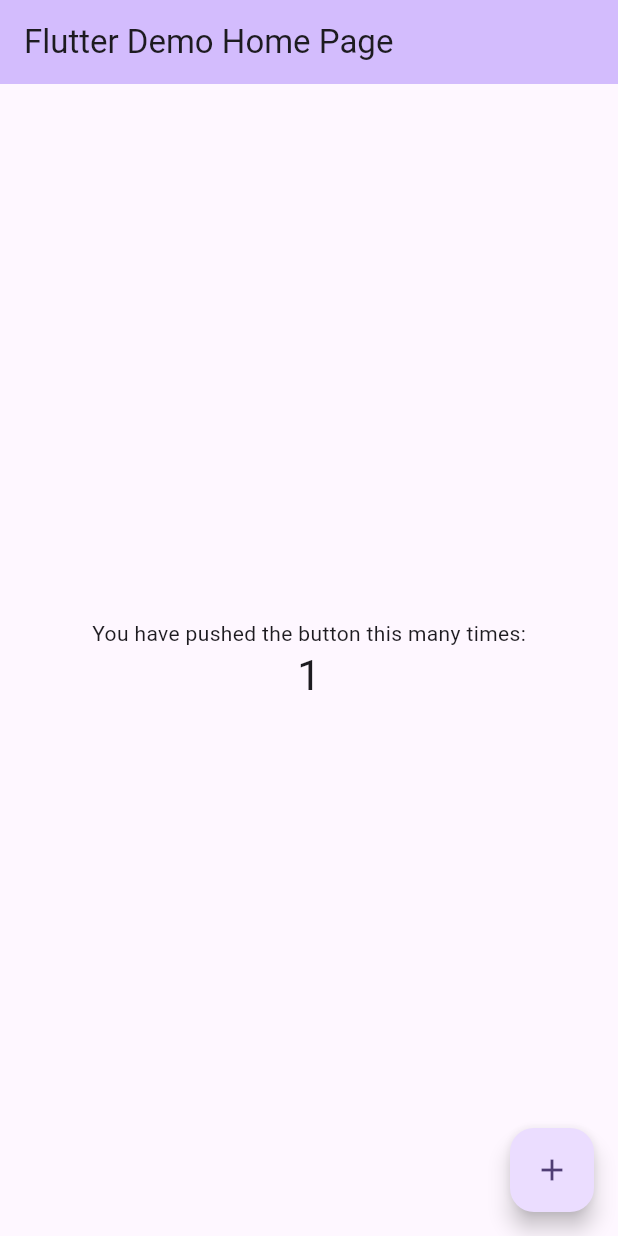
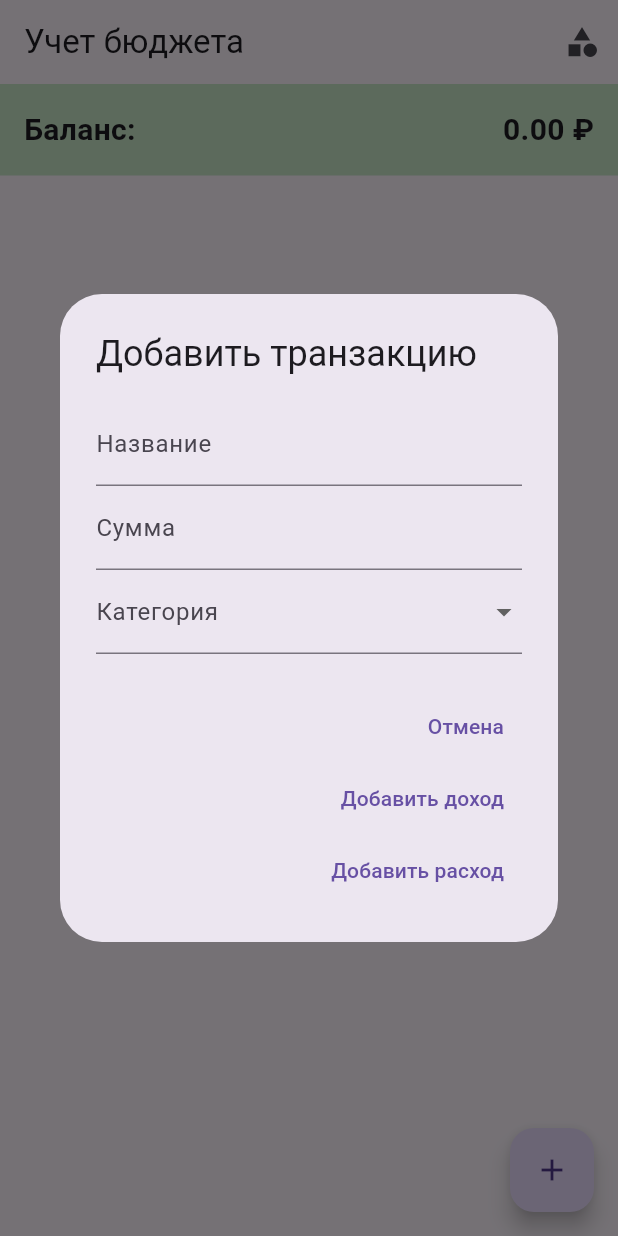
Before and after one commit to tai8nai/stud_budget, a Flutter app: the screen it shows after launch, after a tap on the "add" icon, on a phone screen of 412 x 824 dp. Run offline on Flutter 3.47's test engine with Material 3 defaults, Android fonts, the phone set to English and light mode, and no system bars.

Commit message:
add category

```diff
--- a/lib/main.dart
+++ b/lib/main.dart
@@ -1,125 +1,289 @@
 import 'package:flutter/material.dart';
 
 void main() {
-  runApp(const MyApp());
+  runApp(const BudgetApp());
 }
 
-class MyApp extends StatelessWidget {
-  const MyApp({super.key});
+class BudgetApp extends StatelessWidget {
+  const BudgetApp({super.key});
 
-  // This widget is the root of your application.
   @override
   Widget build(BuildContext context) {
     return MaterialApp(
-      title: 'Flutter Demo',
+      debugShowCheckedModeBanner: false,
+      title: 'Учет бюджета',
       theme: ThemeData(
-        // This is the theme of your application.
-        //
-        // TRY THIS: Try running your application with "flutter run". You'll see
-        // the application has a purple toolbar. Then, without quitting the app,
-        // try changing the seedColor in the colorScheme below to Colors.green
-        // and then invoke "hot reload" (save your changes or press the "hot
-        // reload" button in a Flutter-supported IDE, or press "r" if you used
-        // the command line to start the app).
-        //
-        // Notice that the counter didn't reset back to zero; the application
-        // state is not lost during the reload. To reset the state, use hot
-        // restart instead.
-        //
-        // This works for code too, not just values: Most code changes can be
-        // tested with just a hot reload.
-        colorScheme: ColorScheme.fromSeed(seedColor: Colors.deepPurple),
-        useMaterial3: true,
+        primarySwatch: Colors.green,
       ),
-      home: const MyHomePage(title: 'Flutter Demo Home Page'),
+      home: const BudgetHomePage(),
     );
   }
 }
 
-class MyHomePage extends StatefulWidget {
-  const MyHomePage({super.key, required this.title});
-
-  // This widget is the home page of your application. It is stateful, meaning
-  // that it has a State object (defined below) that contains fields that affect
-  // how it looks.
-
-  // This class is the configuration for the state. It holds the values (in this
-  // case the title) provided by the parent (in this case the App widget) and
-  // used by the build method of the State. Fields in a Widget subclass are
-  // always marked "final".
-
-  final String title;
+class BudgetHomePage extends StatefulWidget {
+  const BudgetHomePage({super.key});
 
   @override
-  State<MyHomePage> createState() => _MyHomePageState();
+  // ignore: library_private_types_in_public_api
+  _BudgetHomePageState createState() => _BudgetHomePageState();
 }
 
-class _MyHomePageState extends State<MyHomePage> {
-  int _counter = 0;
+class _BudgetHomePageState extends State<BudgetHomePage> {
+  final List<Map<String, dynamic>> _transactions = [];
+  final List<String> _categories = ['Продукты', 'Транспорт', 'Развлечения'];
+  double _balance = 0.0;
 
-  void _incrementCounter() {
+  final TextEditingController _titleController = TextEditingController();
+  final TextEditingController _amountController = TextEditingController();
+  String? _selectedCategory;
+
+  final TextEditingController _categoryController = TextEditingController();
+
+  void _addTransaction(String title, double amount, bool isIncome, String? category) {
     setState(() {
-      // This call to setState tells the Flutter framework that something has
-      // changed in this State, which causes it to rerun the build method below
-      // so that the display can reflect the updated values. If we changed
-      // _counter without calling setState(), then the build method would not be
-      // called again, and so nothing would appear to happen.
-      _counter++;
+      _transactions.add({
+        'title': title,
+        'amount': amount,
+        'isIncome': isIncome,
+        'category': category ?? 'Без категории',
+      });
+
+      // Обновляем баланс
+      if (isIncome) {
+        _balance += amount;
+      } else {
+        _balance -= amount;
+      }
     });
+  }
+
+  void _deleteTransaction(int index) {
+    setState(() {
+      final transaction = _transactions[index];
+      if (transaction['isIncome']) {
+        _balance -= transaction['amount'];
+      } else {
+        _balance += transaction['amount'];
+      }
+      _transactions.removeAt(index);
+    });
+  }
+
+  void _showAddTransactionDialog() {
+    showDialog(
+      context: context,
+      builder: (ctx) => AlertDialog(
+        title: const Text('Добавить транзакцию'),
+        content: Column(
+          mainAxisSize: MainAxisSize.min,
+          children: [
+            TextField(
+              controller: _titleController,
+              decoration: const InputDecoration(labelText: 'Название'),
+            ),
+            TextField(
+              controller: _amountController,
+              decoration: const InputDecoration(labelText: 'Сумма'),
+              keyboardType: TextInputType.number,
+            ),
+            DropdownButtonFormField<String>(
+              value: _selectedCategory,
+              items: _categories.map((category) {
+                return DropdownMenuItem(
+                  value: category,
+                  child: Text(category),
+                );
+              }).toList(),
+              onChanged: (value) {
+                setState(() {
+                  _selectedCategory = value;
+                });
+              },
+              decoration: const InputDecoration(labelText: 'Категория'),
+            ),
+          ],
+        ),
+        actions: [
+          TextButton(
+            onPressed: () {
+              Navigator.of(ctx).pop();
+            },
+            child: const Text('Отмена'),
+          ),
+          TextButton(
+            onPressed: () {
+              final title = _titleController.text;
+              final amount = double.tryParse(_amountController.text) ?? 0.0;
+
+              if (title.isNotEmpty && amount > 0) {
+                _addTransaction(title, amount, true, _selectedCategory); // Доход
+                Navigator.of(ctx).pop();
+                _titleController.clear();
+                _amountController.clear();
+                                setState(() {
+                  _selectedCategory = null;
+                });
+              }
+            },
+            child: const Text('Добавить доход'),
+          ),
+          TextButton(
+            onPressed: () {
+              final title = _titleController.text;
+              final amount = double.tryParse(_amountController.text) ?? 0.0;
+
+              if (title.isNotEmpty && amount > 0) {
+                _addTransaction(title, amount, false, _selectedCategory); // Расход
+                Navigator.of(ctx).pop();
+                _titleController.clear();
+                _amountController.clear();
+                setState(() {
+                  _selectedCategory = null;
+                });
+              }
+            },
+            child: const Text('Добавить расход'),
+          ),
+        ],
+      ),
+    );
+  }
+
+  void _showManageCategoriesDialog() {
+    showDialog(
+      context: context,
+      builder: (ctx) => AlertDialog(
+        title: const Text('Управление категориями'),
+        content: Column(
+          mainAxisSize: MainAxisSize.min,
+          children: [
+            TextField(
+              controller: _categoryController,
+              decoration: const InputDecoration(labelText: 'Новая категория'),
+            ),
+            const SizedBox(height: 10),
+            Expanded(
+              child: ListView.builder(
+                shrinkWrap: true,
+                itemCount: _categories.length,
+                itemBuilder: (ctx, index) => ListTile(
+                  title: Text(_categories[index]),
+                  trailing: IconButton(
+                    icon: const Icon(Icons.delete, color: Colors.red),
+                    onPressed: () {
+                      setState(() {
+                        _categories.removeAt(index);
+                      });
+                    },
+                  ),
+                ),
+              ),
+            ),
+          ],
+        ),
+        actions: [
+          TextButton(
+            onPressed: () {
+              Navigator.of(ctx).pop();
+            },
+            child: const Text('Закрыть'),
+          ),
+          TextButton(
+            onPressed: () {
+              final newCategory = _categoryController.text.trim();
+              if (newCategory.isNotEmpty && !_categories.contains(newCategory)) {
+                setState(() {
+                  _categories.add(newCategory);
+                });
+                _categoryController.clear();
+              }
+            },
+            child: const Text('Добавить'),
+          ),
+        ],
+      ),
+    );
   }
 
   @override
   Widget build(BuildContext context) {
-    // This method is rerun every time setState is called, for instance as done
-    // by the _incrementCounter method above.
-    //
-    // The Flutter framework has been optimized to make rerunning build methods
-    // fast, so that you can just rebuild anything that needs updating rather
-    // than having to individually change instances of widgets.
     return Scaffold(
       appBar: AppBar(
-        // TRY THIS: Try changing the color here to a specific color (to
-        // Colors.amber, perhaps?) and trigger a hot reload to see the AppBar
-        // change color while the other colors stay the same.
-        backgroundColor: Theme.of(context).colorScheme.inversePrimary,
-        // Here we take the value from the MyHomePage object that was created by
-        // the App.build method, and use it to set our appbar title.
-        title: Text(widget.title),
+        title: const Text('Учет бюджета'),
+        actions: [
+          IconButton(
+            icon: const Icon(Icons.category),
+            onPressed: _showManageCategoriesDialog,
+          ),
+        ],
       ),
-      body: Center(
-        // Center is a layout widget. It takes a single child and positions it
-        // in the middle of the parent.
-        child: Column(
-          // Column is also a layout widget. It takes a list of children and
-          // arranges them vertically. By default, it sizes itself to fit its
-          // children horizontally, and tries to be as tall as its parent.
-          //
-          // Column has various properties to control how it sizes itself and
-          // how it positions its children. Here we use mainAxisAlignment to
-          // center the children vertically; the main axis here is the vertical
-          // axis because Columns are vertical (the cross axis would be
-          // horizontal).
-          //
-          // TRY THIS: Invoke "debug painting" (choose the "Toggle Debug Paint"
-          // action in the IDE, or press "p" in the console), to see the
-          // wireframe for each widget.
-          mainAxisAlignment: MainAxisAlignment.center,
-          children: <Widget>[
-            const Text(
-              'You have pushed the button this many times:',
+      body: Column(
+        children: [
+          // Баланс
+          Container(
+            padding: const EdgeInsets.all(16),
+            color: Colors.green[100],
+            child: Row(
+              mainAxisAlignment: MainAxisAlignment.spaceBetween,
+              children: [
+                const Text(
+                  'Баланс:',
+                  style: TextStyle(fontSize: 20, fontWeight: FontWeight.bold),
+                ),
+                Text(
+                  '${_balance.toStringAsFixed(2)} ₽',
+                  style: const TextStyle(fontSize: 20, fontWeight: FontWeight.bold),
+                ),
+              ],
             ),
-            Text(
-              '$_counter',
-              style: Theme.of(context).textTheme.headlineMedium,
+          ),
+
+          // Список транзакций
+          Expanded(
+            child: ListView.builder(
+              itemCount: _transactions.length,
+              itemBuilder: (ctx, index) {
+                final transaction = _transactions[index];
+                return Card(
+                  margin: const EdgeInsets.symmetric(vertical: 5, horizontal: 10),
+                  child: ListTile(
+                    leading: CircleAvatar(
+                      backgroundColor:
+                          transaction['isIncome'] ? Colors.green : Colors.red,
+                      child: Icon(
+                        transaction['isIncome']
+                                                    ? Icons.arrow_downward
+                            : Icons.arrow_upward,
+                        color: Colors.white,
+                      ),
+                    ),
+                    title: Text(transaction['title']),
+                    subtitle:
+                        Text('${transaction['amount'].toStringAsFixed(2)} ₽'),
+                    trailing: Column(
+                      crossAxisAlignment: CrossAxisAlignment.end,
+                      children: [
+                        Text(transaction['category'] ?? 'Без категории'),
+                        IconButton(
+                          icon:
+                              const Icon(Icons.delete, size: 20, color: Colors.grey),
+                          onPressed: () => _deleteTransaction(index),
+                        )
+                      ],
+                    ),
+                  ),
+                );
+              },
             ),
-          ],
-        ),
+          ),
+        ],
       ),
+
+      // Кнопка добавления транзакции
       floatingActionButton: FloatingActionButton(
-        onPressed: _incrementCounter,
-        tooltip: 'Increment',
+        onPressed: _showAddTransactionDialog,
         child: const Icon(Icons.add),
-      ), // This trailing comma makes auto-formatting nicer for build methods.
+      ),
     );
   }
 }
```
Also changed, not shown: 1 other file.
